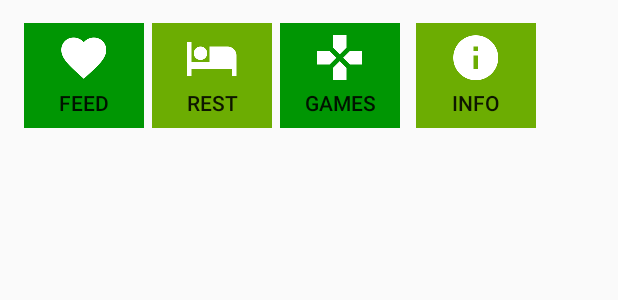
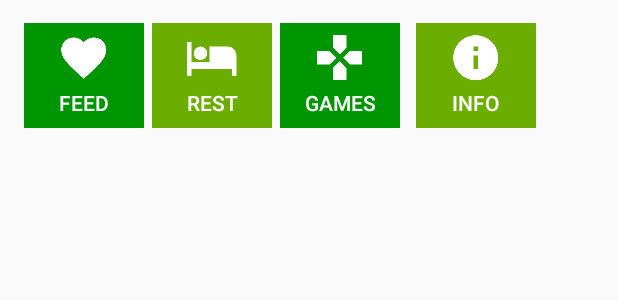
Before and after one commit to a-rmz/Pocket-zalcoatl, an Android app: the layout toolbar_activities.xml on its own in the app's theme, with its tools: preview values and no code run, on a phone screen of 412 x 824 dp. Shown: the top 300 px of the screen. Run offline under Robolectric (Android 15) with nearby library versions, the phone set to English and light mode, and no system bars.

Commit message:
White text for toolbar

```diff
--- a/app/src/main/res/layout/toolbar_activities.xml
+++ b/app/src/main/res/layout/toolbar_activities.xml
@@ -17,6 +17,7 @@
         android:padding="5dp"
         android:background="@color/colorPrimaryDark"
         android:drawableTop="@drawable/ic_favorite_white_36dp"
+        android:textColor="@android:color/white"
         android:text="Feed"/>
 
 
@@ -29,6 +30,7 @@
         android:padding="5dp"
         android:background="@color/colorPrimary"
         android:drawableTop="@drawable/ic_hotel_white_36dp"
+        android:textColor="@android:color/white"
         android:text="Rest"/>
 
 
@@ -41,6 +43,7 @@
         android:padding="5dp"
         android:background="@color/colorPrimaryDark"
         android:drawableTop="@drawable/ic_games_white_36dp"
+        android:textColor="@android:color/white"
         android:text="Games"/>
 
 
@@ -53,6 +56,7 @@
         android:padding="5dp"
         android:background="@color/colorPrimary"
         android:drawableTop="@drawable/ic_info_white_36dp"
+        android:textColor="@android:color/white"
         android:text="Info"/>
 
 </android.support.v7.widget.Toolbar>
```
